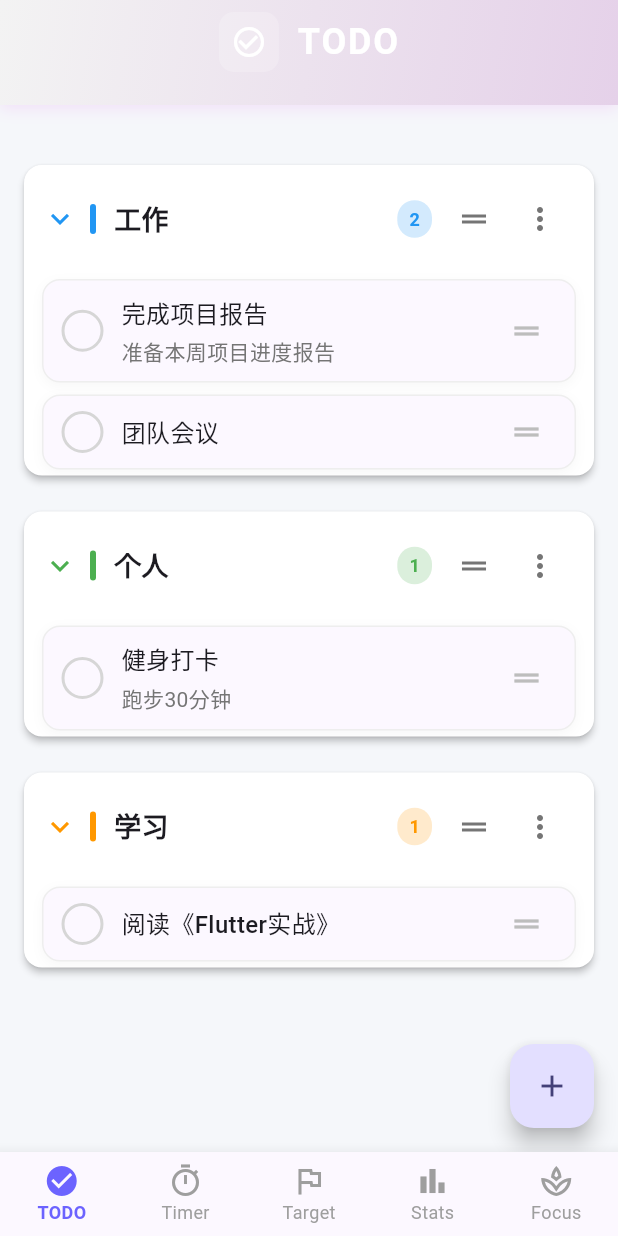
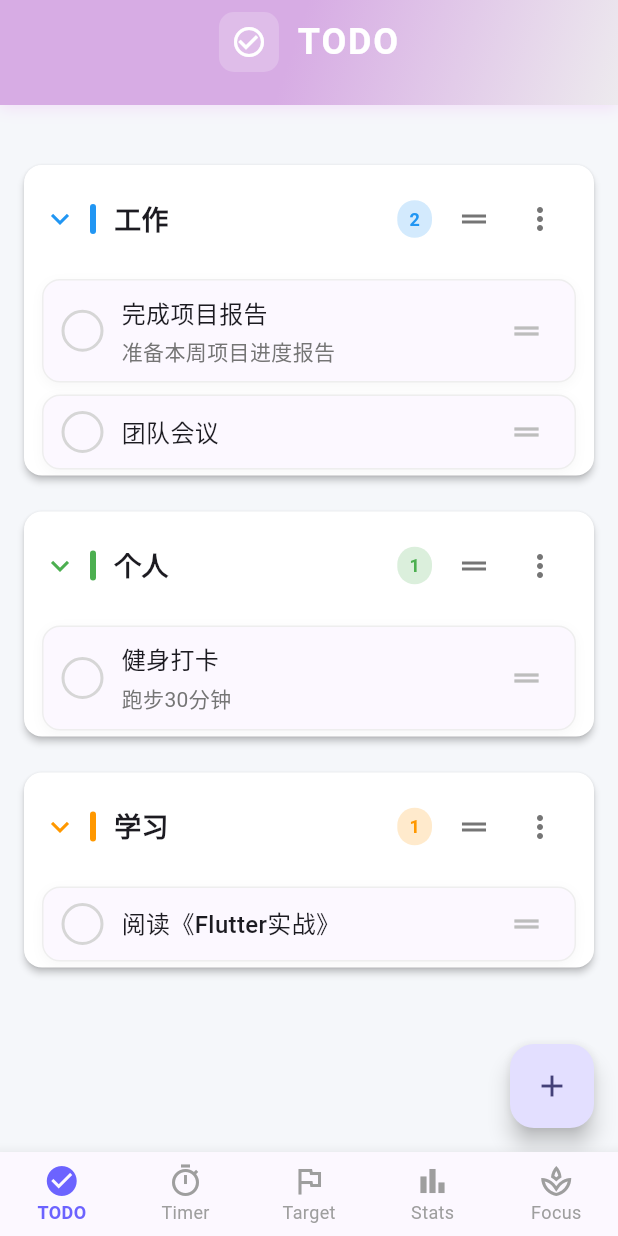
Before and after one commit to linlucath/todoLogger, a Flutter app: the screen it shows after launch, on a phone screen of 412 x 824 dp. Run offline on Flutter 3.47's test engine with Material 3 defaults, Android fonts, the phone set to English and light mode, and no system bars; our stand-ins replace fl_chart.

Commit message:
Finetune the background of TODO and modify drag delay to 300 ms

```diff
--- a/lib/pages/todo/todo.dart
+++ b/lib/pages/todo/todo.dart
@@ -47,7 +47,7 @@ class TodoItemWidget extends StatelessWidget {
       data: MediaQuery.of(context).copyWith(textScaleFactor: 1.0),
       child: LongPressDraggable<TodoItem>(
         data: todo,
-        delay: const Duration(milliseconds: 500),
+        delay: const Duration(milliseconds: 300),
         onDragStarted: () {
           debugPrint(
               'Todo drag started: ${todo.id} (from list ${todo.listId})');
@@ -673,11 +673,11 @@ class _TodoPageState extends State<TodoPage> {
         child: Container(
           decoration: BoxDecoration(
             gradient: LinearGradient(
-              begin: Alignment.topLeft,
+              begin: Alignment.topCenter,
               end: Alignment.bottomRight,
               colors: [
-                const Color.fromARGB(255, 243, 243, 243),
-                const Color.fromARGB(255, 229, 209, 233),
+                const Color.fromARGB(255, 215, 172, 228),
+                const Color.fromARGB(255, 237, 234, 238),
               ],
             ),
             boxShadow: [
```
